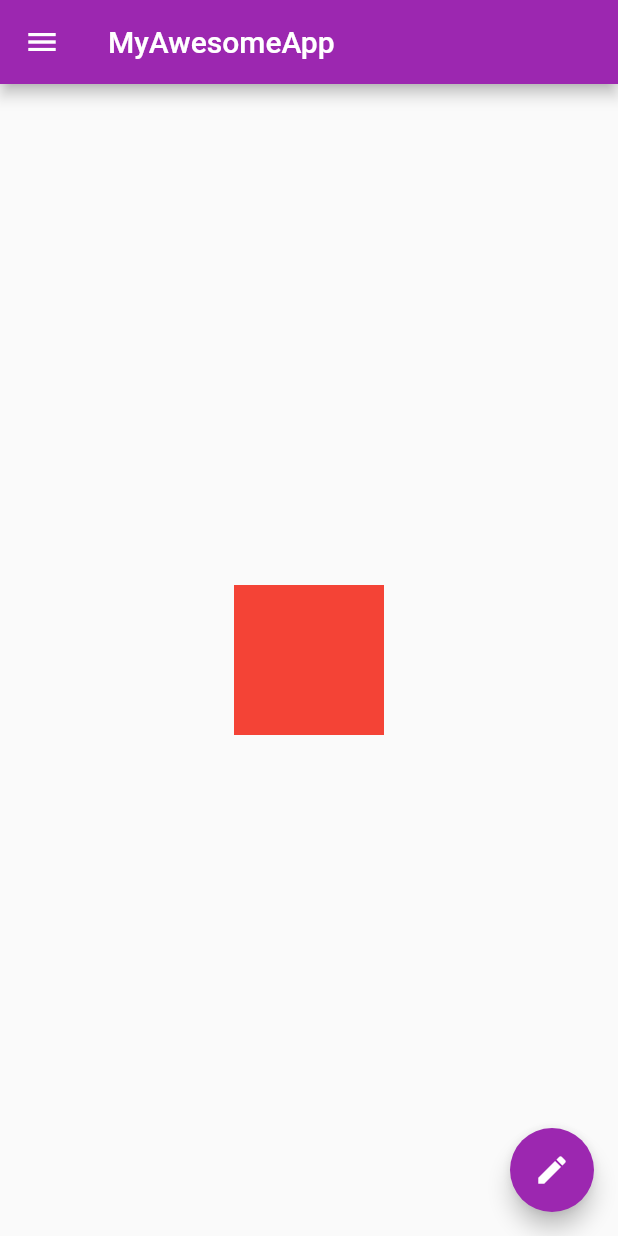
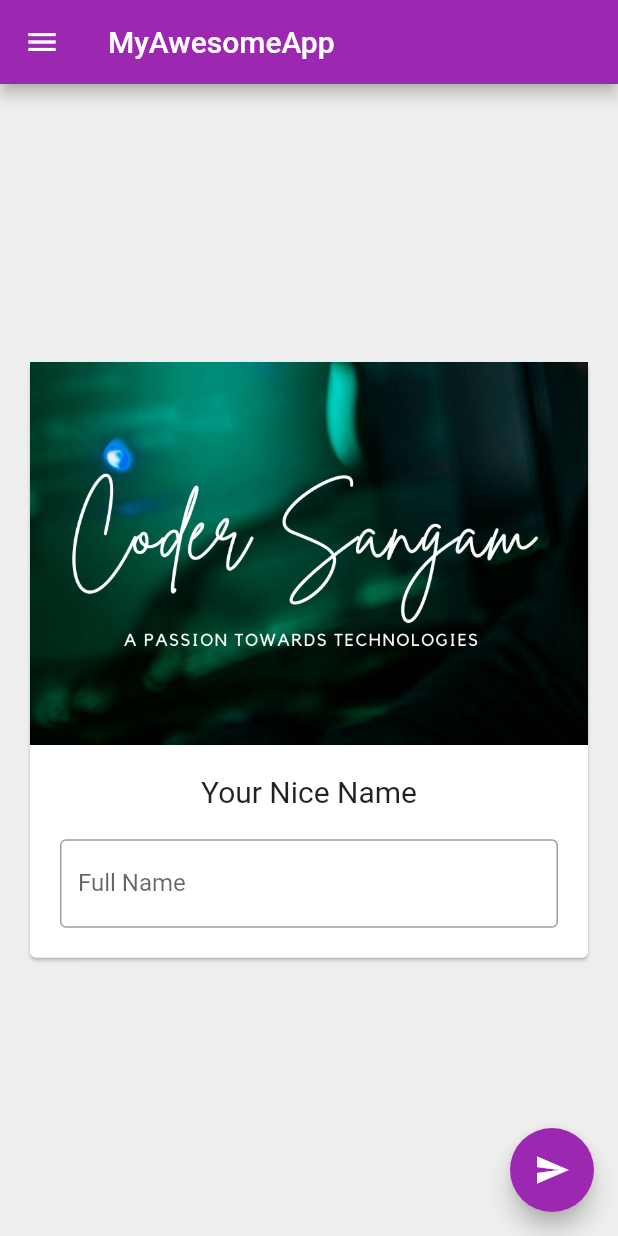
Before and after one commit to codersangam/flutter-basics, a Flutter app: the screen it shows after launch, on a phone screen of 412 x 824 dp. Run offline on Flutter 3.47's test engine with Material 2 defaults, Android fonts, the phone set to English and light mode, and no system bars.

Commit message:
day5 completed

```diff
--- a/lib/main.dart
+++ b/lib/main.dart
@@ -1,5 +1,3 @@
-import 'dart:ui';
-
 import 'package:flutter/material.dart';
 
 void main() {
@@ -9,27 +7,49 @@ void main() {
   ));
 }
 
-class HomePage extends StatelessWidget {
+class HomePage extends StatefulWidget {
   const HomePage({Key? key}) : super(key: key);
 
   @override
+  _HomePageState createState() => _HomePageState();
+}
+
+class _HomePageState extends State<HomePage> {
+  var nameText = "Your Nice Name";
+  TextEditingController _textEditingController = TextEditingController();
+  @override
   Widget build(BuildContext context) {
     return Scaffold(
+      backgroundColor: Colors.grey[200],
       appBar: AppBar(title: Text("MyAwesomeApp")),
       body: Center(
-          child: Container(
-        child: Column(
-          mainAxisAlignment: MainAxisAlignment.spaceEvenly,
-          crossAxisAlignment: CrossAxisAlignment.end,
-          children: <Widget>[
-            Container(
-              color: Colors.red,
-              padding: EdgeInsets.all(10),
-              height: 100,
-              width: 100,
-              alignment: Alignment.center,
+          child: Padding(
+        padding: const EdgeInsets.all(16.0),
+        child: SingleChildScrollView(
+          child: Card(
+            child: Column(
+              children: <Widget>[
+                Image.asset("assets/images/featuredimage.png"),
+                SizedBox(
+                  height: 20,
+                ),
+                Text(
+                  nameText,
+                  style: TextStyle(fontSize: 20),
+                ),
+                Padding(
+                  padding: const EdgeInsets.all(20.0),
+                  child: TextField(
+                    controller: _textEditingController,
+                    decoration: InputDecoration(
+                        hintText: "Enter Your Name",
+                        labelText: "Full Name",
+                        border: OutlineInputBorder()),
+                  ),
+                )
+              ],
             ),
-          ],
+          ),
         ),
       )),
       drawer: Drawer(
@@ -68,8 +88,11 @@ class HomePage extends StatelessWidget {
         ),
       ),
       floatingActionButton: FloatingActionButton(
-        onPressed: () {},
-        child: Icon(Icons.edit),
+        onPressed: () {
+          nameText = _textEditingController.text;
+          setState(() {});
+        },
+        child: Icon(Icons.send),
       ),
     );
   }
--- a/pubspec.yaml
+++ b/pubspec.yaml
@@ -45,8 +45,8 @@ flutter:
   uses-material-design: true
 
   # To add assets to your application, add an assets section, like this:
-  # assets:
-  #   - images/a_dot_burr.jpeg
+  assets:
+    - assets/images/
   #   - images/a_dot_ham.jpeg
 
   # An image asset can refer to one or more resolution-specific "variants", see
```
Also changed, not shown: assets/images/featuredimage.png (added), 1 other file.
